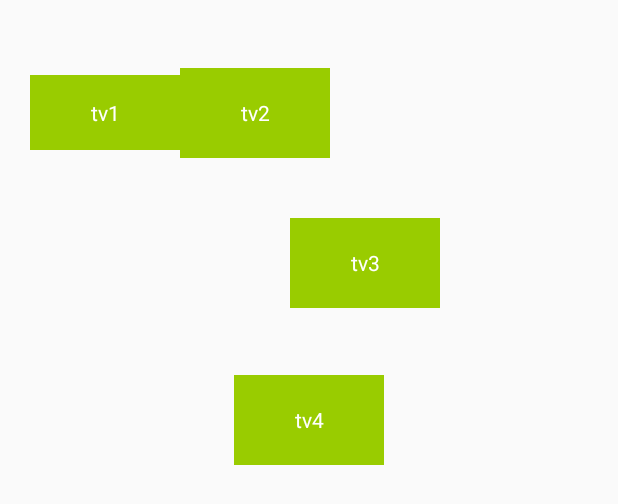
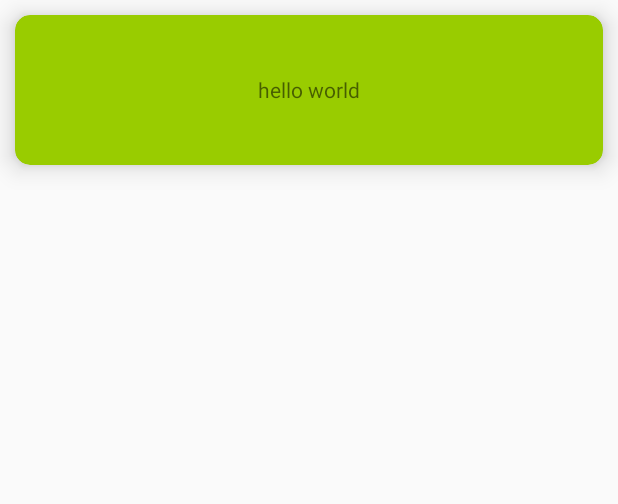
Before and after one commit to sunquan9301/AndroidLearning, an Android app: the layout activity_cardview.xml on its own in the app's theme, with its tools: preview values and no code run, on a phone screen of 412 x 824 dp. Shown: the top 504 px of the screen. Run offline under Robolectric (Android 15) with nearby library versions, the phone set to English and light mode, and no system bars.

Commit message:
[Feature]update views

```diff
--- a/views/app/build.gradle
+++ b/views/app/build.gradle
@@ -9,7 +9,7 @@ android {
     defaultConfig {
         applicationId "com.scott.views"
         minSdkVersion 21
-        targetSdkVersion 30
+        targetSdkVersion 28
         versionCode 1
         versionName "1.0"
 
@@ -33,5 +33,7 @@ dependencies {
     testImplementation 'junit:junit:4.12'
     androidTestImplementation 'androidx.test.ext:junit:1.1.1'
     androidTestImplementation 'androidx.test.espresso:espresso-core:3.2.0'
+    implementation "androidx.cardview:cardview:1.0.0"
+
 
 }
--- a/views/app/src/main/java/com/scott/views/MainActivity.kt
+++ b/views/app/src/main/java/com/scott/views/MainActivity.kt
@@ -1,11 +1,24 @@
 package com.scott.views
 
+import android.os.Build
+import android.os.Bundle
+import android.os.Environment
+import android.util.Log
 import androidx.appcompat.app.AppCompatActivity
-import android.os.Bundle
+import java.io.File
+
 
 class MainActivity : AppCompatActivity() {
     override fun onCreate(savedInstanceState: Bundle?) {
         super.onCreate(savedInstanceState)
-        setContentView(R.layout.activity_main)
+        setContentView(R.layout.activity_cardview)
+
+        if (Build.VERSION.SDK_INT >= Build.VERSION_CODES.KITKAT) {
+            val files: Array<File> = getExternalFilesDirs(Environment.MEDIA_MOUNTED)
+            for (file in files) {
+                Log.e("file_dir", file.getAbsolutePath())
+            }
+        }
+
     }
 }
--- a/views/app/src/main/res/layout/activity_cardview.xml
+++ b/views/app/src/main/res/layout/activity_cardview.xml
@@ -1,64 +1,26 @@
 <?xml version="1.0" encoding="utf-8"?>
-<androidx.constraintlayout.widget.ConstraintLayout xmlns:android="http://schemas.android.com/apk/res/android"
+<RelativeLayout xmlns:android="http://schemas.android.com/apk/res/android"
     xmlns:app="http://schemas.android.com/apk/res-auto"
     xmlns:tools="http://schemas.android.com/tools"
     android:layout_width="match_parent"
     android:layout_height="match_parent"
     tools:context=".MainActivity">
 
-    <TextView
-        android:layout_marginTop="50dp"
-        android:layout_marginStart="20dp"
-        android:id="@+id/tv_1"
-        android:layout_width="100dp"
-        android:layout_height="50dp"
-        android:background="@android:color/holo_green_light"
-        android:gravity="center"
-        android:text="tv1"
-        android:textColor="@android:color/white"
-        app:layout_constraintLeft_toLeftOf="parent"
-        app:layout_constraintTop_toTopOf="parent" />
 
-    <TextView
-        app:layout_goneMarginStart="10dp"
-        android:layout_width="100dp"
-        android:layout_height="60dp"
-        android:background="@android:color/holo_green_light"
-        android:gravity="center"
-        android:text="tv2"
-        android:textColor="@android:color/white"
-        app:layout_constraintLeft_toRightOf="@id/tv_1"
-        app:layout_constraintBaseline_toBaselineOf="@id/tv_1"
-        />
-
-    <TextView
+    <androidx.cardview.widget.CardView
+        android:layout_marginTop="10dp"
         android:layout_marginStart="10dp"
-        android:layout_width="100dp"
-        android:layout_height="60dp"
-        android:background="@android:color/holo_green_light"
-        android:gravity="center"
-        android:text="tv3"
-        android:textColor="@android:color/white"
-        app:layout_constraintCircle="@id/tv_1"
-        app:layout_constraintCircleAngle="120"
-        app:layout_constraintCircleRadius="200dp"
-        app:layout_constraintLeft_toRightOf="@id/tv_1"
-        app:layout_constraintBaseline_toBaselineOf="@id/tv_1"
-        />
-
-    <TextView
-        android:layout_marginTop="250dp"
-        android:layout_width="100dp"
-        android:layout_height="60dp"
-        android:background="@android:color/holo_green_light"
-        android:gravity="center"
-        android:text="tv4"
-        android:textColor="@android:color/white"
-        app:layout_constraintLeft_toLeftOf="parent"
-        app:layout_constraintTop_toTopOf="parent"
-        app:layout_constraintHorizontal_bias="0.5"
-        app:layout_constraintRight_toRightOf="parent"
-
-        />
-
-</androidx.constraintlayout.widget.ConstraintLayout>
+        android:layout_marginEnd="10dp"
+        app:cardBackgroundColor="@android:color/holo_green_light"
+        android:layout_width="match_parent"
+        app:cardCornerRadius="10dp"
+        app:cardElevation="10dp"
+        android:layout_height="100dp" >
+        <TextView
+            android:layout_gravity="center"
+            android:gravity="center"
+            android:text="hello world"
+            android:layout_width="100dp"
+            android:layout_height="100dp"/>
+    </androidx.cardview.widget.CardView>
+</RelativeLayout>
```
